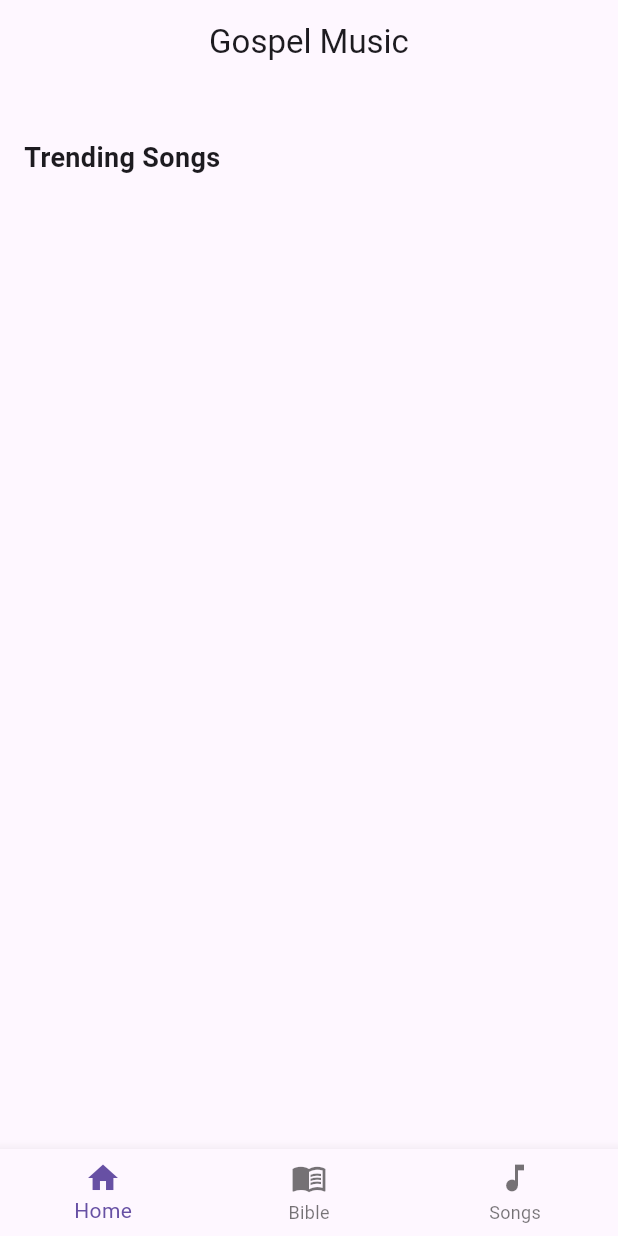
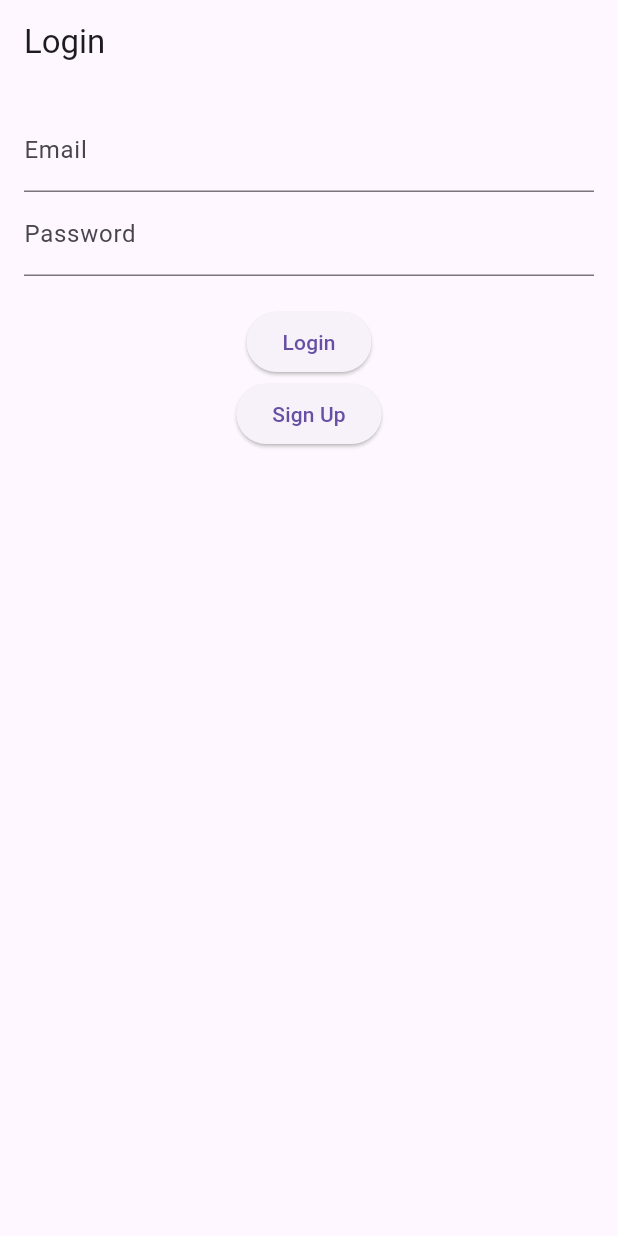
Before and after one commit to tawandakasunzuma/gospel-sa-app, a Flutter app: the screen it shows after launch, on a phone screen of 412 x 824 dp. Run offline on Flutter 3.47's test engine with Material 3 defaults, Android fonts, the phone set to English and light mode, and no system bars; our stand-ins replace go_router, just_audio, supabase_flutter; accounts and stored records are empty.

Commit message:
Fix Supabase initialization and clean router auth flow

```diff
--- a/lib/core/app_router.dart
+++ b/lib/core/app_router.dart
@@ -1,14 +1,42 @@
 import 'package:flutter/material.dart';
 import 'package:go_router/go_router.dart';
+import 'package:supabase_flutter/supabase_flutter.dart';
+
 import 'main_shell.dart';
 import '../features/home/home_screen.dart';
 import '../features/bible/bible.dart';
 import '../features/songs/songs.dart';
+import '../features/auth/login_screen.dart';
 
 class AppRouter {
   static final GoRouter router = GoRouter(
     initialLocation: '/',
+
+    redirect: (context, state) {
+      final session = Supabase.instance.client.auth.currentSession;
+      final loggedIn = session != null;
+
+      final goingToLogin = state.uri.toString() == '/login';
+
+      // ❌ not logged in → force login
+      if (!loggedIn && !goingToLogin) {
+        return '/login';
+      }
+
+      // ❌ logged in → prevent going back to login
+      if (loggedIn && goingToLogin) {
+        return '/';
+      }
+
+      return null;
+    },
+
     routes: [
+      GoRoute(
+        path: '/login',
+        builder: (context, state) => const LoginScreen(),
+      ),
+
       ShellRoute(
         builder: (context, state, child) {
           return MainShell(child: child);
--- /dev/null
+++ b/lib/features/auth/login_screen.dart
@@ -0,0 +1,101 @@
+import 'package:flutter/material.dart';
+import 'package:supabase_flutter/supabase_flutter.dart';
+
+class LoginScreen extends StatefulWidget {
+  const LoginScreen({super.key});
+
+  @override
+  State<LoginScreen> createState() => _LoginScreenState();
+}
+
+class _LoginScreenState extends State<LoginScreen> {
+  final emailController = TextEditingController();
+  final passwordController = TextEditingController();
+
+  final supabase = Supabase.instance.client;
+
+  bool loading = false;
+
+  Future<void> login() async {
+    setState(() => loading = true);
+
+    try {
+      await supabase.auth.signInWithPassword(
+        email: emailController.text.trim(),
+        password: passwordController.text.trim(),
+      );
+
+      if (!mounted) return;
+
+      Navigator.pushReplacementNamed(context, '/');
+    } catch (e) {
+      ScaffoldMessenger.of(context).showSnackBar(
+        SnackBar(content: Text("Login failed: $e")),
+      );
+    }
+
+    setState(() => loading = false);
+  }
+
+  Future<void> signup() async {
+    setState(() => loading = true);
+
+    try {
+      await supabase.auth.signUp(
+        email: emailController.text.trim(),
+        password: passwordController.text.trim(),
+      );
+
+      if (!mounted) return;
+
+      ScaffoldMessenger.of(context).showSnackBar(
+        const SnackBar(
+          content: Text("Check your email to confirm account"),
+        ),
+      );
+    } catch (e) {
+      ScaffoldMessenger.of(context).showSnackBar(
+        SnackBar(content: Text("Signup failed: $e")),
+      );
+    }
+
+    setState(() => loading = false);
+  }
+
+  @override
+  Widget build(BuildContext context) {
+    return Scaffold(
+      appBar: AppBar(title: const Text("Login")),
+      body: Padding(
+        padding: const EdgeInsets.all(16),
+        child: Column(
+          children: [
+            TextField(
+              controller: emailController,
+              decoration: const InputDecoration(labelText: "Email"),
+            ),
+            TextField(
+              controller: passwordController,
+              obscureText: true,
+              decoration: const InputDecoration(labelText: "Password"),
+            ),
+            const SizedBox(height: 20),
+
+            if (loading)
+              const CircularProgressIndicator()
+            else ...[
+              ElevatedButton(
+                onPressed: login,
+                child: const Text("Login"),
+              ),
+              ElevatedButton(
+                onPressed: signup,
+                child: const Text("Sign Up"),
+              ),
+            ],
+          ],
+        ),
+      ),
+    );
+  }
+}
--- a/lib/main.dart
+++ b/lib/main.dart
@@ -1,27 +1,25 @@
 import 'package:flutter/material.dart';
 import 'package:supabase_flutter/supabase_flutter.dart';
 
-import 'core/constants/supabase_config.dart';
 import 'core/app_router.dart';
 
-void main() async {
+Future<void> main() async {
   WidgetsFlutterBinding.ensureInitialized();
 
   await Supabase.initialize(
-    url: SupabaseConfig.supabaseUrl,
-    anonKey: SupabaseConfig.supabaseAnonKey,
+    url: 'https://kqgttuqwrenmrlrfioae.supabase.co',
+    anonKey: 'eyJhbGciOiJIUzI1NiIsInR5cCI6IkpXVCJ9.eyJpc3MiOiJzdXBhYmFzZSIsInJlZiI6ImtxZ3R0dXF3cmVubXJscmZpb2FlIiwicm9sZSI6ImFub24iLCJpYXQiOjE3Nzk0Njc0MzksImV4cCI6MjA5NTA0MzQzOX0.SQ0XNSzhTUwGStUFjo6-UVastasScH7XIq0C2lPejBo',
   );
 
-  runApp(const GospelApp());
+  runApp(const MyApp());
 }
 
-class GospelApp extends StatelessWidget {
-  const GospelApp({super.key});
+class MyApp extends StatelessWidget {
+  const MyApp({super.key});
 
   @override
   Widget build(BuildContext context) {
     return MaterialApp.router(
-      title: "Gospel App",
       debugShowCheckedModeBanner: false,
       routerConfig: AppRouter.router,
     );
--- /dev/null
+++ b/lib/services/auth_service.dart
@@ -0,0 +1,29 @@
+import 'package:supabase_flutter/supabase_flutter.dart';
+
+class AuthService {
+  final supabase = Supabase.instance.client;
+
+  // Sign up
+  Future<AuthResponse> signUp(String email, String password) async {
+    return await supabase.auth.signUp(
+      email: email,
+      password: password,
+    );
+  }
+
+  // Sign in
+  Future<AuthResponse> signIn(String email, String password) async {
+    return await supabase.auth.signInWithPassword(
+      email: email,
+      password: password,
+    );
+  }
+
+  // Sign out
+  Future<void> signOut() async {
+    await supabase.auth.signOut();
+  }
+
+  // Current user
+  User? get user => supabase.auth.currentUser;
+}
```
